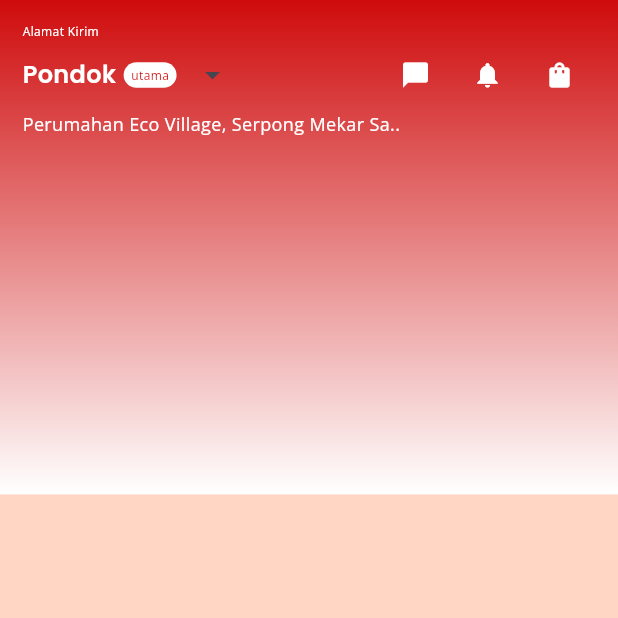
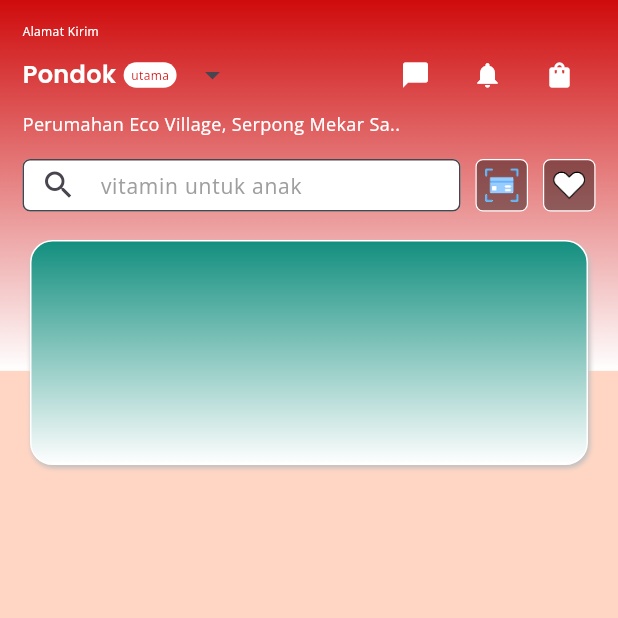
Before and after one commit to ilhamidy/slicing-ui, a Flutter app: the screen it shows after launch, on a phone screen of 412 x 824 dp, the top half of it. Run offline on Flutter 3.47's test engine with Material 3 defaults, Android fonts, the light colour scheme and no system bars; our stand-ins replace animated_splash_screen, google_fonts, lottie, lucide_icons_flutter.

Commit message:
update code 28 nov

```diff
--- a/slicing_ui_05/lib/halaman/homepage.dart
+++ b/slicing_ui_05/lib/halaman/homepage.dart
@@ -9,12 +9,14 @@
   Widget build(BuildContext context) {
     return Scaffold(
       backgroundColor: ClassName.color3,
-      body: SingleChildScrollView(
-        child: Column(
-          children: [
-            //appbar menu
-            Appbar(),
-          ],
+      body: SafeArea(
+        child: SingleChildScrollView(
+          child: Column(
+            children: [
+              //appbar menu
+              Appbar(),
+            ],
+          ),
         ),
       ),
     );
--- a/slicing_ui_05/lib/komponen/appbar.dart
+++ b/slicing_ui_05/lib/komponen/appbar.dart
@@ -1,6 +1,7 @@
 import 'package:flutter/material.dart';
 import 'package:google_fonts/google_fonts.dart';
 import 'package:slicing_ui05/decoration/set.dart';
+import 'package:slicing_ui05/komponen/cari.dart';
 
 class Appbar extends StatelessWidget {
   const Appbar({super.key});
@@ -9,9 +10,12 @@
   Widget build(BuildContext context) {
     final double tinggi = MediaQuery.of(context).size.height;
     final double lebar = MediaQuery.of(context).size.width;
-    return Container(
+    return Stack(
+      clipBehavior: Clip.none,
+      children: [
+        Container(
           width: lebar,
-      height: tinggi * 0.4,
+          height: tinggi * 0.3,
           padding: EdgeInsets.all(15),
           decoration: BoxDecoration(
             gradient: LinearGradient(
@@ -44,7 +48,10 @@
                       ),
                     ),
                   ),
-              IconButton(onPressed: () {}, icon: Icon(Icons.arrow_drop_down)),
+                  IconButton(
+                    onPressed: () {},
+                    icon: Icon(Icons.arrow_drop_down),
+                  ),
                   Spacer(),
                   IconButton(
                     onPressed: () {},
@@ -76,8 +83,38 @@
                 "Perumahan Eco Village, Serpong Mekar Sa..",
                 style: ClassName.style5,
               ),
+              SizedBox(height: 15),
+              //menu pencarian
+              Cari(),
             ],
           ),
+        ),
+        Positioned(
+          top: 160,
+          left: 20,
+          right: 20,
+          child: Container(
+            height: 150,
+            width: double.infinity,
+            decoration: BoxDecoration(
+              gradient: LinearGradient(
+                begin: AlignmentGeometry.topCenter,
+                end: AlignmentGeometry.bottomCenter,
+                colors: [ClassName.color2, ClassName.color5],
+              ),
+              borderRadius: BorderRadius.circular(15),
+              border: Border.all(color: ClassName.color5),
+              boxShadow: [
+                BoxShadow(
+                  color: const Color.fromARGB(255, 192, 191, 191),
+                  blurRadius: 2,
+                  offset: Offset(1, 2),
+                ),
+              ],
+            ),
+          ),
+        ),
+      ],
     );
   }
 }
--- /dev/null
+++ b/slicing_ui_05/lib/komponen/cari.dart
@@ -0,0 +1,56 @@
+import 'package:flutter/material.dart';
+import 'package:google_fonts/google_fonts.dart';
+import 'package:slicing_ui05/decoration/set.dart';
+
+class Cari extends StatelessWidget {
+  const Cari({super.key});
+
+  @override
+  Widget build(BuildContext context) {
+    return Row(
+      spacing: 10,
+      children: [
+        //kotak pencarian
+        Expanded(
+          child: TextField(
+            decoration: InputDecoration(
+              filled: true,
+              fillColor: ClassName.color5,
+              border: OutlineInputBorder(
+                borderRadius: BorderRadius.circular(5),
+              ),
+              constraints: BoxConstraints(maxHeight: 35),
+              contentPadding: EdgeInsets.all(0),
+              prefixIcon: Icon(Icons.search),
+              hintText: "vitamin untuk anak",
+              hintStyle: GoogleFonts.openSans(fontSize: 14, color: Colors.grey),
+            ),
+          ),
+        ),
+        //kotak scan & favorit
+        Container(
+          height: 35,
+          width: 35,
+          padding: EdgeInsets.all(5),
+          decoration: BoxDecoration(
+            color: Colors.black.withAlpha(100),
+            borderRadius: BorderRadius.circular(5),
+            border: Border.all(color: ClassName.color5, width: 0.8),
+          ),
+          child: Image.asset("assets/icons/scan.png"),
+        ),
+        Container(
+          height: 35,
+          width: 35,
+          padding: EdgeInsets.all(5),
+          decoration: BoxDecoration(
+            color: Colors.black.withAlpha(100),
+            borderRadius: BorderRadius.circular(5),
+            border: Border.all(color: ClassName.color5, width: 0.8),
+          ),
+          child: Image.asset("assets/icons/favorite.png"),
+        ),
+      ],
+    );
+  }
+}
--- a/slicing_ui_05/pubspec.yaml
+++ b/slicing_ui_05/pubspec.yaml
@@ -61,7 +61,7 @@
   # To add assets to your application, add an assets section, like this:
   assets:
     - assets/car.jpg
-  #   - images/a_dot_ham.jpeg
+    - assets/icons/
 
   # An image asset can refer to one or more resolution-specific "variants", see
   # https://flutter.dev/to/resolution-aware-images
```
Also changed, not shown: slicing_ui_05/assets/icons/barcode.png (added), slicing_ui_05/assets/icons/coin.png (added), slicing_ui_05/assets/icons/favorite.png (added), slicing_ui_05/assets/icons/scan.png (added), slicing_ui_05/assets/icons/stamp.png (added), slicing_ui_05/assets/icons/star.png (added), slicing_ui_05/assets/icons/virgo.png (added), slicing_ui_05/assets/icons/voucher.png (added). Lines whose indentation alone changed are shown as unchanged.
